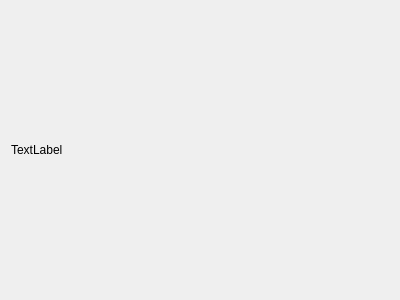
This is TemperatureIn.ui in ev-nik/SmartHomeClient as Qt 5 draws it before an edit. The edited form follows.
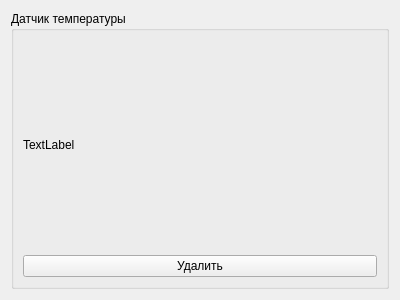
This is the edited form.

```diff
--- a/TemperatureIn.ui
+++ b/TemperatureIn.ui
@@ -13,12 +13,28 @@
   <property name="windowTitle">
    <string>Form</string>
   </property>
+  <layout class="QVBoxLayout" name="verticalLayout_2">
+   <item>
+    <widget class="QGroupBox" name="groupBox">
+     <property name="title">
+      <string>Датчик температуры</string>
+     </property>
   <layout class="QVBoxLayout" name="verticalLayout">
    <item>
     <widget class="QLabel" name="temperatureLabel">
      <property name="text">
       <string>TextLabel</string>
      </property>
+       </widget>
+      </item>
+      <item>
+       <widget class="QPushButton" name="deleteButton">
+        <property name="text">
+         <string>Удалить</string>
+        </property>
+       </widget>
+      </item>
+     </layout>
     </widget>
    </item>
   </layout>
```
Lines whose indentation alone changed are shown as unchanged.
